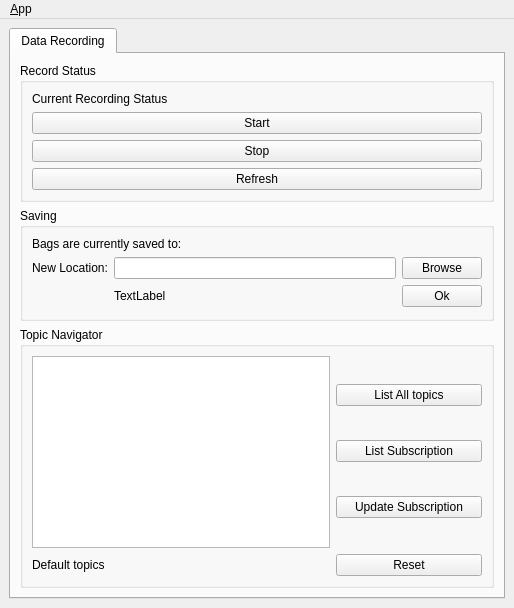
Old version of the form ui/main_window.ui in the repository FSC-Lab/ros_logger_gui.
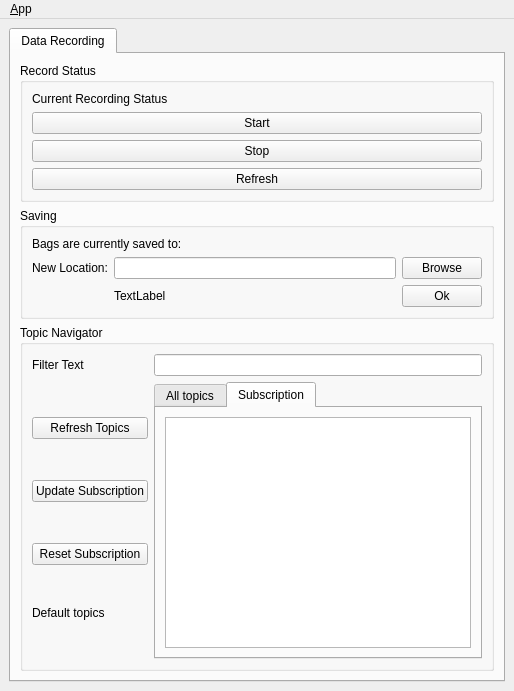
New version of the form. The open tabs and pages were chosen to show the change. Icons and pictures are not drawn.

Commit message: Implement topic search and tabbed topic navigator

Patch:
```diff
--- a/ui/main_window.ui
+++ b/ui/main_window.ui
@@ -7,7 +7,7 @@
     <x>0</x>
     <y>0</y>
     <width>514</width>
-    <height>606</height>
+    <height>691</height>
    </rect>
   </property>
   <property name="windowTitle">
@@ -228,12 +228,22 @@
            <string>Topic Navigator</string>
           </property>
           <layout class="QGridLayout" name="gridLayout_4">
-           <item row="3" column="2">
+           <item row="0" column="2">
+            <widget class="QLabel" name="label">
+             <property name="text">
+              <string>Filter Text</string>
+             </property>
+            </widget>
+           </item>
+           <item row="0" column="4">
+            <widget class="QLineEdit" name="line_edit_filter"/>
+           </item>
+           <item row="2" column="2">
             <layout class="QGridLayout" name="gridLayout_2">
              <property name="sizeConstraint">
               <enum>QLayout::SetNoConstraint</enum>
              </property>
-             <item row="3" column="0">
+             <item row="1" column="0">
               <widget class="QPushButton" name="button_update_topic">
                <property name="sizePolicy">
                 <sizepolicy hsizetype="Minimum" vsizetype="Fixed">
@@ -246,65 +256,86 @@
                </property>
               </widget>
              </item>
-             <item row="1" column="0">
-              <widget class="QPushButton" name="button_refresh_current">
-               <property name="enabled">
-                <bool>true</bool>
-               </property>
+             <item row="4" column="0">
+              <widget class="QLabel" name="placeholder">
                <property name="sizePolicy">
                 <sizepolicy hsizetype="Minimum" vsizetype="Fixed">
                  <horstretch>0</horstretch>
                  <verstretch>0</verstretch>
                 </sizepolicy>
                </property>
-               <property name="toolTip">
-                <string>Browse for a new saving location</string>
+               <property name="text">
+                <string>Default topics</string>
                </property>
-               <property name="statusTip">
-                <string>Clear all waypoints and set the target to the current joint trajectory state.</string>
-               </property>
+              </widget>
+             </item>
+             <item row="3" column="0">
+              <widget class="QPushButton" name="button_reset_topic">
                <property name="text">
-                <string>List Subscription</string>
+                <string>Reset Subscription</string>
                </property>
               </widget>
              </item>
              <item row="0" column="0">
               <widget class="QPushButton" name="button_refresh_all">
                <property name="text">
-                <string>List All topics</string>
+                <string>Refresh Topics</string>
                </property>
               </widget>
              </item>
             </layout>
            </item>
-           <item row="4" column="0">
-            <widget class="QLabel" name="placeholder">
-             <property name="text">
-              <string>Default topics</string>
+           <item row="2" column="4">
+            <widget class="QTabWidget" name="tabWidget">
+             <property name="currentIndex">
+              <number>0</number>
              </property>
-            </widget>
-           </item>
-           <item row="3" column="0" colspan="2">
-            <widget class="QListWidget" name="list_topics">
-             <property name="sizePolicy">
-              <sizepolicy hsizetype="Minimum" vsizetype="Minimum">
-               <horstretch>0</horstretch>
-               <verstretch>0</verstretch>
-              </sizepolicy>
-             </property>
-             <property name="selectionMode">
-              <enum>QAbstractItemView::MultiSelection</enum>
-             </property>
-             <property name="sortingEnabled">
-              <bool>true</bool>
-             </property>
-            </widget>
-           </item>
-           <item row="4" column="2">
-            <widget class="QPushButton" name="button_reset_topic">
-             <property name="text">
-              <string>Reset</string>
-             </property>
+             <widget class="QWidget" name="tab">
+              <attribute name="title">
+               <string>All topics</string>
+              </attribute>
+              <layout class="QGridLayout" name="gridLayout_5">
+               <item row="0" column="0">
+                <widget class="QListWidget" name="list_topics">
+                 <property name="sizePolicy">
+                  <sizepolicy hsizetype="Expanding" vsizetype="Expanding">
+                   <horstretch>0</horstretch>
+                   <verstretch>0</verstretch>
+                  </sizepolicy>
+                 </property>
+                 <property name="selectionMode">
+                  <enum>QAbstractItemView::MultiSelection</enum>
+                 </property>
+                 <property name="sortingEnabled">
+                  <bool>true</bool>
+                 </property>
+                </widget>
+               </item>
+              </layout>
+             </widget>
+             <widget class="QWidget" name="tab_2">
+              <attribute name="title">
+               <string>Subscription</string>
+              </attribute>
+              <layout class="QGridLayout" name="gridLayout_6">
+               <item row="0" column="0">
+                <widget class="QListWidget" name="list_subscription">
+                 <property name="sizePolicy">
+                  <sizepolicy hsizetype="Expanding" vsizetype="Expanding">
+                   <horstretch>0</horstretch>
+                   <verstretch>0</verstretch>
+                  </sizepolicy>
+                 </property>
+                 <property name="selectionMode">
+                  <enum>QAbstractItemView::MultiSelection</enum>
+                 </property>
+                 <property name="sortingEnabled">
+                  <bool>true</bool>
+                 </property>
+                </widget>
+               </item>
+              </layout>
+             </widget>
             </widget>
            </item>
           </layout>
```
Left out of the diff: 2 changed lines with no effect on the pictures. The commit also changes 5 other files.
